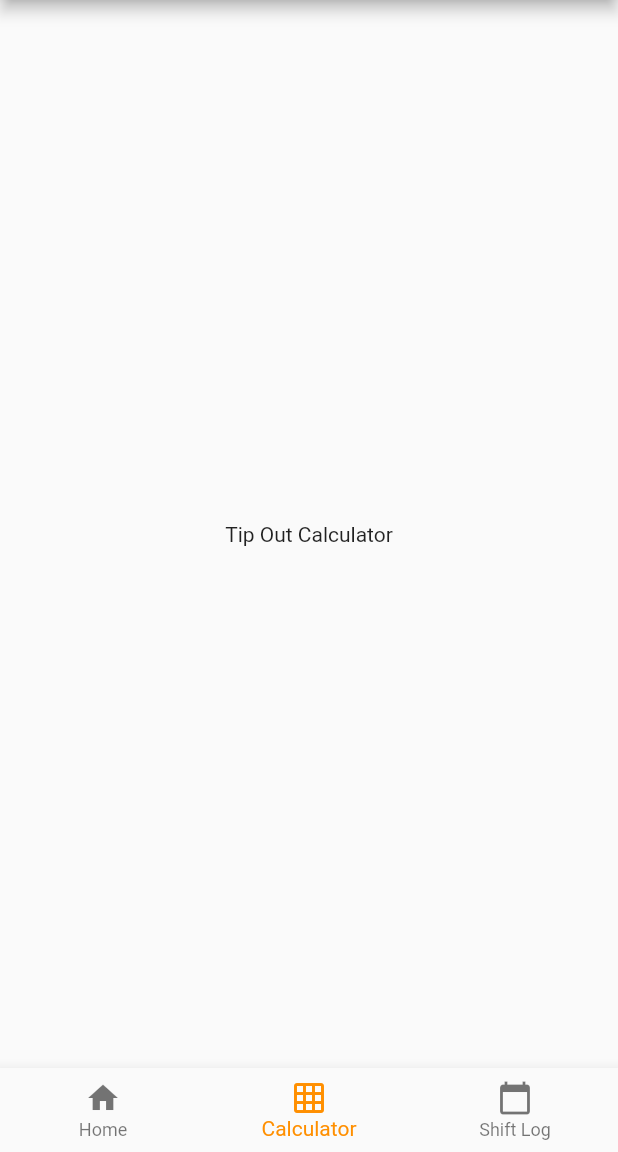
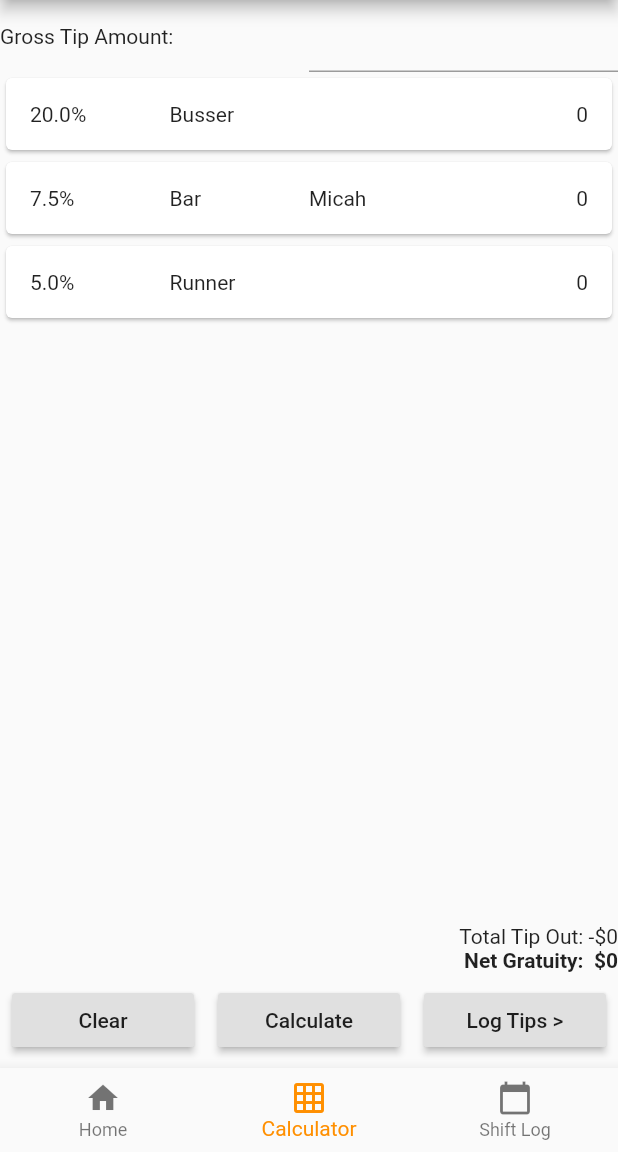
Before and after one commit to matthewjames/TYFT_Flutter, a Flutter app: the screen it shows after launch, item 2 of the bottom bar chosen, on a phone screen of 412 x 824 dp, the part 84-1236 px from its top. Run offline on Flutter 3.47's test engine with Material 2 defaults, Android fonts, the phone set to English and light mode, and no system bars.

Commit message:
TipOutCalculator: Basic UI created

```diff
--- /dev/null
+++ b/lib/Position.dart
@@ -0,0 +1,13 @@
+class Position{
+  double tipPercentage;
+  String title, name;
+  int tipOutAmount;
+
+  Position(this.title, this.name, this.tipPercentage){
+    tipOutAmount = 0;
+  }
+
+  setTipOutAmount(int amount){
+    this.tipOutAmount = amount;
+  }
+}
--- a/lib/page_tip_out_calculator.dart
+++ b/lib/page_tip_out_calculator.dart
@@ -1,4 +1,5 @@
 import 'package:flutter/material.dart';
+import 'package:tyft_f/Position.dart';
 
 class TipOutCalculatorPage extends StatefulWidget {
   String title = 'Tip Out Calculator';
@@ -10,16 +11,105 @@ class TipOutCalculatorPage extends StatefulWidget {
 }
 
 class _TipOutCalculatorPageState extends State<TipOutCalculatorPage> {
+  var _positions = [
+    new Position('Busser', null, 20.0),
+    new Position('Bar', 'Micah', 7.5),
+    new Position('Runner', null, 5.0)
+  ];
+
+  var _totalTipOut = 0;
+
+  String _getName(position){
+    return _positions[position].name == null ? '' : _positions[position].name;
+  }
+
   @override
   Widget build(BuildContext context) {
     return new Scaffold(
-
-        body: new Center(
-            child: Column(
-          mainAxisAlignment: MainAxisAlignment.center,
-          children: <Widget>[
-            Text("Tip Out Calculator"),
-          ],
-        )));
+      body: Column(
+//        crossAxisAlignment: CrossAxisAlignment.center,
+//        mainAxisSize: MainAxisSize.min,
+        children: <Widget>[
+          Row(
+            children: <Widget>[
+              Expanded(flex: 1, child: Text('Gross Tip Amount:')),
+              Expanded(
+                flex: 1,
+                child: TextField(),
+              ),
+            ],
+          ),
+          Expanded(
+            child: ListView.builder(
+                itemBuilder: (context, position) {
+                  return Container(
+                    child: Card(
+                      child: Container(
+                        margin: EdgeInsets.all(16),
+                        child: Row(
+                          children: <Widget>[
+                            Expanded(child: Text(_positions[position].tipPercentage.toString() + '%')),
+                            Expanded(child: Text(_positions[position].title)),
+                            Expanded(child: Text(_getName(position))),
+                            Expanded(child: Text(_positions[position].tipOutAmount.toString(),
+                                    textAlign: TextAlign.end),
+                            ),
+                          ],
+                        ),
+                      ),
+                    ),
+                  );
+                },
+                itemCount: _positions.length,
+            ),
+          ),
+          Column(
+            children: <Widget>[
+              Row(
+                children: <Widget>[
+                  Expanded(child: Text('Total Tip Out: -\$$_totalTipOut',
+                  textAlign: TextAlign.end,)),
+                ],
+              ),
+              Row(
+                children: <Widget>[
+                  Expanded(child: Text('Net Gratuity:  \$$_totalTipOut',
+                      textAlign: TextAlign.end,
+                      style: TextStyle(fontWeight: FontWeight.bold))),
+                ],
+              ),
+              Row(
+                children: <Widget>[
+                  Expanded(
+                    child: Container(
+                      padding: const EdgeInsets.all(8.0),
+                      child: RaisedButton(
+                          onPressed: (){},
+                          child: Text('Clear')),
+                    ),
+                  ),
+                  Expanded(
+                    child: Container(
+                      padding: const EdgeInsets.all(8.0),
+                      child: RaisedButton(
+                          onPressed: (){},
+                          child: Text('Calculate')),
+                    ),
+                  ),
+                  Expanded(
+                    child: Container(
+                      padding: const EdgeInsets.all(8.0),
+                      child: RaisedButton(
+                          onPressed: (){},
+                          child: Text('Log Tips >')),
+                    ),
+                  )
+                ],
+              )
+            ],
+          ),
+        ],
+      ),
+    );
   }
 }
```
